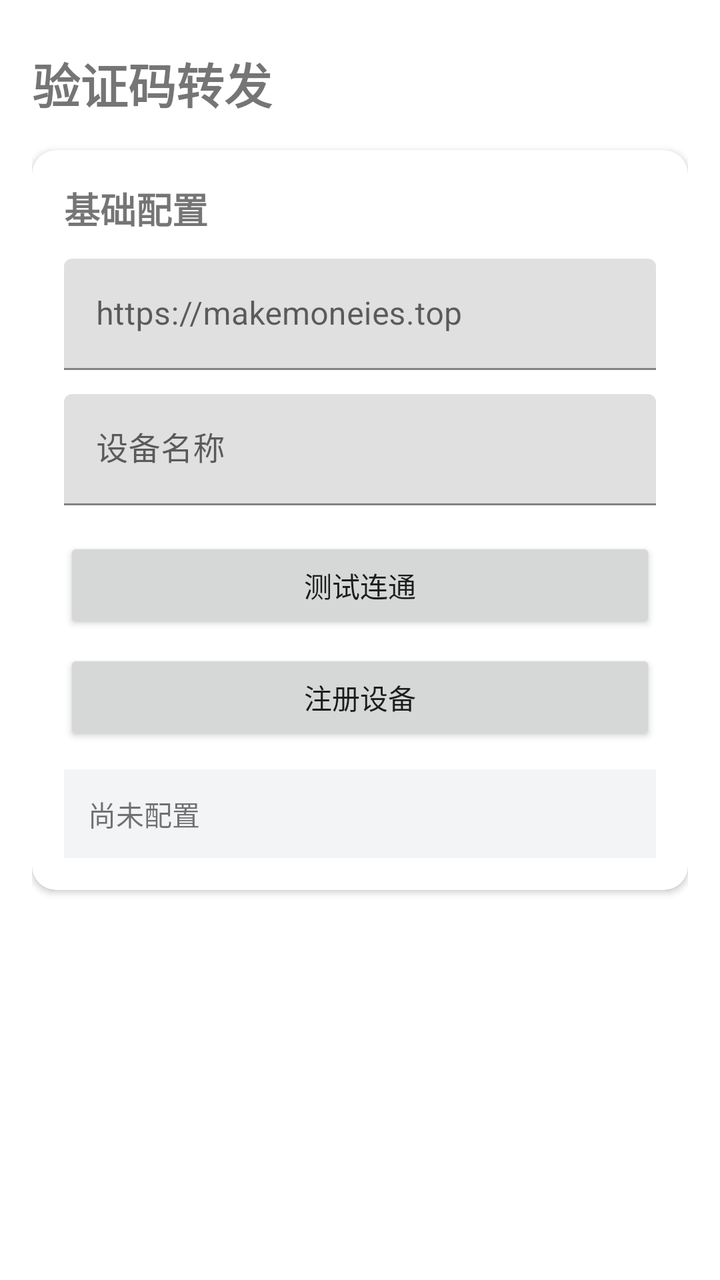
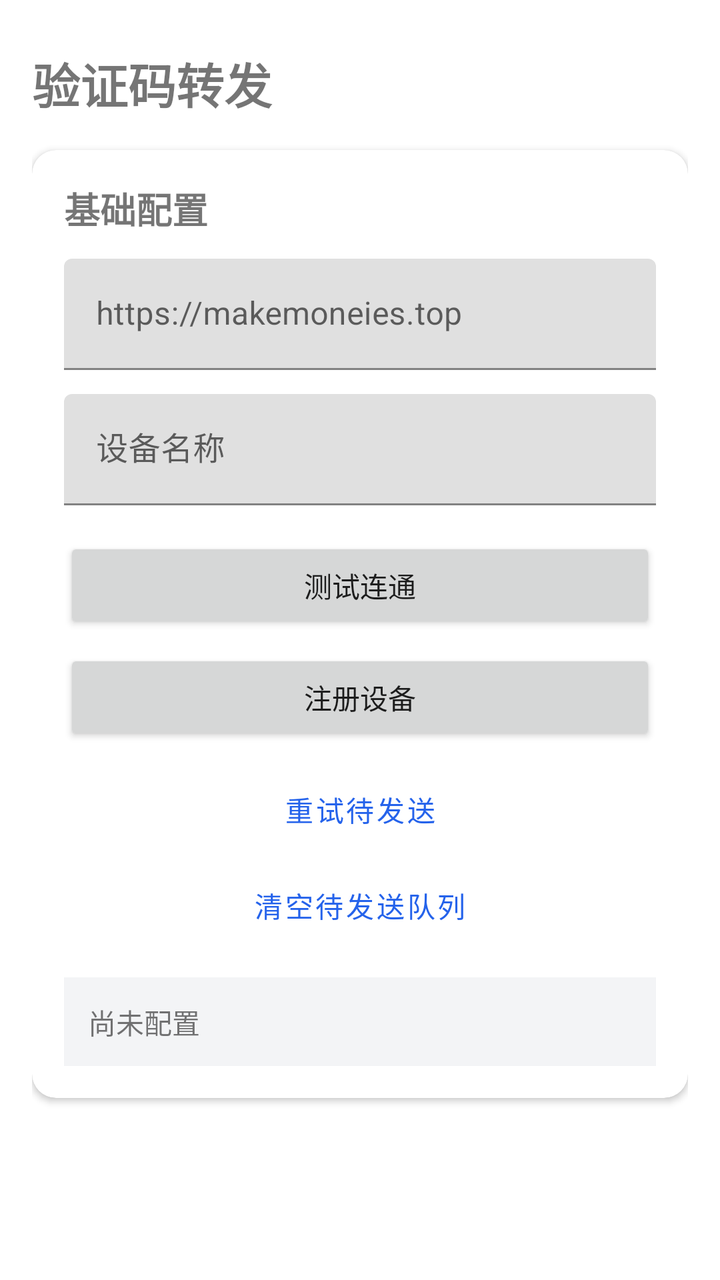

An Android layout rendered at two revisions. The XML below is the earlier revision; the diff shows what the commit changed to produce the second picture.
<!-- AndroidManifest.xml: application theme Theme.SmsReceiver -->
<!-- res/layout/activity_config.xml -->
<?xml version="1.0" encoding="utf-8"?>
<ScrollView xmlns:android="http://schemas.android.com/apk/res/android"
    xmlns:app="http://schemas.android.com/apk/res-auto"
    android:layout_width="match_parent"
    android:layout_height="match_parent"
    android:clipToPadding="false"
    android:fillViewport="true"
    android:padding="16dp"
    android:paddingBottom="32dp">

    <LinearLayout
        android:layout_width="match_parent"
        android:layout_height="wrap_content"
        android:orientation="vertical">

        <TextView
            android:layout_width="match_parent"
            android:layout_height="wrap_content"
            android:paddingTop="8dp"
            android:text="@string/page_title"
            android:textSize="24sp"
            android:textStyle="bold" />

        <com.google.android.material.card.MaterialCardView
            android:layout_width="match_parent"
            android:layout_height="wrap_content"
            android:layout_marginTop="16dp"
            app:cardCornerRadius="12dp"
            app:cardElevation="2dp">

            <LinearLayout
                android:layout_width="match_parent"
                android:layout_height="wrap_content"
                android:orientation="vertical"
                android:padding="16dp">

                <TextView
                    android:layout_width="match_parent"
                    android:layout_height="wrap_content"
                    android:text="@string/section_config"
                    android:textSize="18sp"
                    android:textStyle="bold" />

                <com.google.android.material.textfield.TextInputLayout
                    android:layout_width="match_parent"
                    android:layout_height="wrap_content"
                    android:layout_marginTop="12dp">

                    <com.google.android.material.textfield.TextInputEditText
                        android:id="@+id/serverUrlInput"
                        android:layout_width="match_parent"
                        android:layout_height="wrap_content"
                        android:hint="@string/server_url_hint"
                        android:inputType="textUri" />
                </com.google.android.material.textfield.TextInputLayout>

                <com.google.android.material.textfield.TextInputLayout
                    android:layout_width="match_parent"
                    android:layout_height="wrap_content"
                    android:layout_marginTop="12dp">

                    <com.google.android.material.textfield.TextInputEditText
                        android:id="@+id/deviceNameInput"
                        android:layout_width="match_parent"
                        android:layout_height="wrap_content"
                        android:hint="@string/device_name_hint"
                        android:inputType="text" />
                </com.google.android.material.textfield.TextInputLayout>

                <Button
                    android:id="@+id/testConnectionButton"
                    android:layout_width="match_parent"
                    android:layout_height="wrap_content"
                    android:layout_marginTop="16dp"
                    android:text="@string/test_connection" />

                <Button
                    android:id="@+id/registerButton"
                    android:layout_width="match_parent"
                    android:layout_height="wrap_content"
                    android:layout_marginTop="8dp"
                    android:text="@string/register_device" />

                <TextView
                    android:id="@+id/connectionStatusText"
                    android:layout_width="match_parent"
                    android:layout_height="wrap_content"
                    android:layout_marginTop="12dp"
                    android:textColor="?android:attr/textColorSecondary"
                    android:textSize="14sp"
                    android:visibility="gone" />

                <TextView
                    android:id="@+id/statusText"
                    android:layout_width="match_parent"
                    android:layout_height="wrap_content"
                    android:layout_marginTop="12dp"
                    android:background="#F3F4F6"
                    android:padding="12dp"
                    android:text="@string/status_placeholder"
                    android:textIsSelectable="true"
                    android:textSize="14sp" />
            </LinearLayout>
        </com.google.android.material.card.MaterialCardView>
    </LinearLayout>
</ScrollView>
<!-- resources referenced by this layout -->
<resources>
  <string name="device_name_hint">设备名称</string>
  <string name="page_title">验证码转发</string>
  <string name="register_device">注册设备</string>
  <string name="section_config">基础配置</string>
  <string name="server_url_hint">https://makemoneies.top</string>
  <string name="status_placeholder">尚未配置</string>
  <string name="test_connection">测试连通</string>
  <style name="Theme.SmsReceiver" parent="Theme.MaterialComponents.DayNight.NoActionBar">
          <item name="colorPrimary">#2563EB</item>
          <item name="colorPrimaryVariant">#1D4ED8</item>
          <item name="colorOnPrimary">#FFFFFF</item>
          <item name="android:statusBarColor">#1D4ED8</item>
      </style>
</resources>

<!-- the commit's change to res/layout/activity_config.xml (unified diff, before → after) -->
@@ -81,6 +81,21 @@
                     android:layout_marginTop="8dp"
                     android:text="@string/register_device" />
 
+                <Button
+                    android:id="@+id/retryPendingButton"
+                    style="@style/Widget.MaterialComponents.Button.OutlinedButton"
+                    android:layout_width="match_parent"
+                    android:layout_height="wrap_content"
+                    android:layout_marginTop="8dp"
+                    android:text="@string/retry_pending" />
+
+                <Button
+                    android:id="@+id/clearPendingButton"
+                    style="@style/Widget.MaterialComponents.Button.TextButton"
+                    android:layout_width="match_parent"
+                    android:layout_height="wrap_content"
+                    android:text="@string/clear_pending" />
+
                 <TextView
                     android:id="@+id/connectionStatusText"
                     android:layout_width="match_parent"
<!-- resource entries referenced after the edit -->
@@ -1,8 +1,10 @@
 <!-- resources referenced by this layout -->
 <resources>
+  <string name="clear_pending">清空待发送队列</string>
   <string name="device_name_hint">设备名称</string>
   <string name="page_title">验证码转发</string>
   <string name="register_device">注册设备</string>
+  <string name="retry_pending">重试待发送</string>
   <string name="section_config">基础配置</string>
   <string name="server_url_hint">https://makemoneies.top</string>
   <string name="status_placeholder">尚未配置</string>
